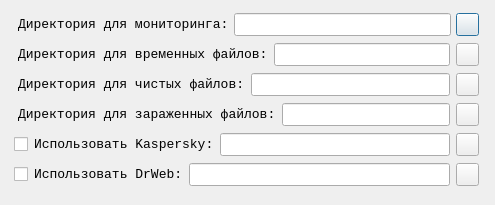
First picture: the form in settings.ui, repository FeZar97/Investigator, before the edit.
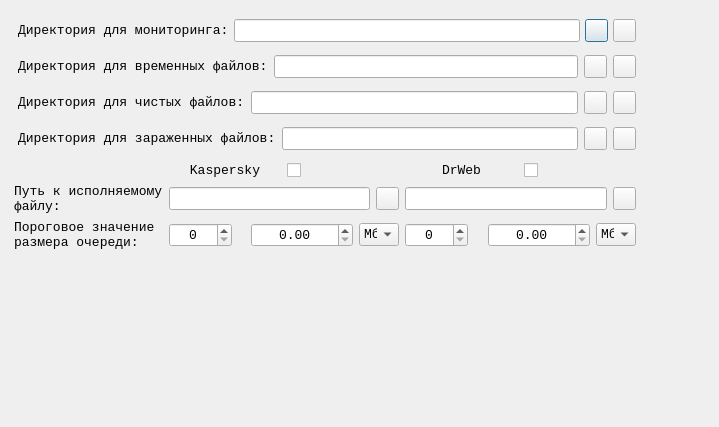
Second picture: the form after the edit. Icons and pictures are not drawn.

```diff
--- a/settings.ui
+++ b/settings.ui
@@ -6,8 +6,8 @@
    <rect>
     <x>0</x>
     <y>0</y>
-    <width>495</width>
-    <height>205</height>
+    <width>719</width>
+    <height>427</height>
    </rect>
   </property>
   <property name="windowTitle">
@@ -22,8 +22,8 @@
     <rect>
      <x>10</x>
      <y>10</y>
-     <width>473</width>
-     <height>184</height>
+     <width>630</width>
+     <height>254</height>
     </rect>
    </property>
    <layout class="QVBoxLayout" name="mainLayout">
@@ -40,7 +40,7 @@
      <number>2</number>
     </property>
     <item>
-     <layout class="QHBoxLayout" name="firstRowLayout" stretch="0,0,0">
+     <layout class="QHBoxLayout" name="firstRowLayout" stretch="0,0,0,0">
       <property name="spacing">
        <number>5</number>
       </property>
@@ -111,6 +111,23 @@
         </property>
        </widget>
       </item>
+      <item>
+       <widget class="QPushButton" name="clearWatchDirButton">
+        <property name="maximumSize">
+         <size>
+          <width>23</width>
+          <height>23</height>
+         </size>
+        </property>
+        <property name="text">
+         <string/>
+        </property>
+        <property name="icon">
+         <iconset resource="img.qrc">
+          <normaloff>:/img/CLEARDIR.png</normaloff>:/img/CLEARDIR.png</iconset>
+        </property>
+       </widget>
+      </item>
      </layout>
     </item>
     <item>
@@ -164,6 +181,23 @@
         </property>
        </widget>
       </item>
+      <item>
+       <widget class="QPushButton" name="clearTempDirButton">
+        <property name="maximumSize">
+         <size>
+          <width>23</width>
+          <height>23</height>
+         </size>
+        </property>
+        <property name="text">
+         <string/>
+        </property>
+        <property name="icon">
+         <iconset resource="img.qrc">
+          <normaloff>:/img/CLEARDIR.png</normaloff>:/img/CLEARDIR.png</iconset>
+        </property>
+       </widget>
+      </item>
      </layout>
     </item>
     <item>
@@ -217,6 +251,23 @@
         </property>
        </widget>
       </item>
+      <item>
+       <widget class="QPushButton" name="clearCleanDirButton">
+        <property name="maximumSize">
+         <size>
+          <width>23</width>
+          <height>23</height>
+         </size>
+        </property>
+        <property name="text">
+         <string/>
+        </property>
+        <property name="icon">
+         <iconset resource="img.qrc">
+          <normaloff>:/img/CLEARDIR.png</normaloff>:/img/CLEARDIR.png</iconset>
+        </property>
+       </widget>
+      </item>
      </layout>
     </item>
     <item>
@@ -270,10 +321,96 @@
         </property>
        </widget>
       </item>
+      <item>
+       <widget class="QPushButton" name="clearDangerDirButton">
+        <property name="maximumSize">
+         <size>
+          <width>23</width>
+          <height>23</height>
+         </size>
+        </property>
+        <property name="text">
+         <string/>
+        </property>
+        <property name="icon">
+         <iconset resource="img.qrc">
+          <normaloff>:/img/CLEARDIR.png</normaloff>:/img/CLEARDIR.png</iconset>
+        </property>
+       </widget>
+      </item>
      </layout>
     </item>
     <item>
-     <layout class="QHBoxLayout" name="kasperskyLayout">
+     <layout class="QGridLayout" name="gridLayout" rowstretch="0,0,0,0">
+      <item row="3" column="0">
+       <widget class="QLabel" name="maxQueueSizeLabel">
+        <property name="font">
+         <font>
+          <family>Courier New</family>
+          <pointsize>10</pointsize>
+         </font>
+        </property>
+        <property name="text">
+         <string>Пороговое значение
+размера очереди:</string>
+        </property>
+       </widget>
+      </item>
+      <item row="2" column="3">
+       <layout class="QHBoxLayout" name="horizontalLayout_6">
+        <item>
+         <widget class="QLineEdit" name="drwebFileLE">
+          <property name="font">
+           <font>
+            <family>Courier New</family>
+            <pointsize>10</pointsize>
+           </font>
+          </property>
+         </widget>
+        </item>
+        <item>
+         <widget class="QPushButton" name="drwebFileButton">
+          <property name="minimumSize">
+           <size>
+            <width>23</width>
+            <height>23</height>
+           </size>
+          </property>
+          <property name="maximumSize">
+           <size>
+            <width>23</width>
+            <height>23</height>
+           </size>
+          </property>
+          <property name="text">
+           <string/>
+          </property>
+          <property name="icon">
+           <iconset resource="img.qrc">
+            <normaloff>:/img/DRWEB.jpg</normaloff>:/img/DRWEB.jpg</iconset>
+          </property>
+         </widget>
+        </item>
+       </layout>
+      </item>
+      <item row="0" column="2">
+       <layout class="QHBoxLayout" name="horizontalLayout_3">
+        <item>
+         <widget class="QLabel" name="kasperskyLabel1">
+          <property name="font">
+           <font>
+            <family>Courier New</family>
+            <pointsize>10</pointsize>
+           </font>
+          </property>
+          <property name="text">
+           <string>Kaspersky</string>
+          </property>
+          <property name="alignment">
+           <set>Qt::AlignCenter</set>
+          </property>
+         </widget>
+        </item>
       <item>
        <widget class="QCheckBox" name="kasperCB">
         <property name="text">
@@ -281,20 +418,26 @@
         </property>
        </widget>
       </item>
-      <item>
-       <widget class="QLabel" name="kasperFileLabel">
-        <property name="minimumSize">
-         <size>
-          <width>56</width>
-          <height>23</height>
-         </size>
+       </layout>
+      </item>
+      <item row="2" column="0">
+       <widget class="QLabel" name="label">
+        <property name="font">
+         <font>
+          <family>Courier New</family>
+          <pointsize>10</pointsize>
+         </font>
         </property>
-        <property name="maximumSize">
-         <size>
-          <width>1111</width>
-          <height>23</height>
-         </size>
+        <property name="text">
+         <string>Путь к исполняемому
+файлу:</string>
         </property>
+       </widget>
+      </item>
+      <item row="0" column="3">
+       <layout class="QHBoxLayout" name="horizontalLayout_5">
+        <item>
+         <widget class="QLabel" name="drwebLabel1">
         <property name="font">
          <font>
           <family>Courier New</family>
@@ -302,10 +445,24 @@
          </font>
         </property>
         <property name="text">
-         <string>Использовать Kaspersky:</string>
-        </property>
-       </widget>
-      </item>
+           <string>DrWeb</string>
+          </property>
+          <property name="alignment">
+           <set>Qt::AlignCenter</set>
+          </property>
+         </widget>
+        </item>
+        <item>
+         <widget class="QCheckBox" name="drwebCB">
+          <property name="text">
+           <string/>
+          </property>
+         </widget>
+        </item>
+       </layout>
+      </item>
+      <item row="2" column="2">
+       <layout class="QHBoxLayout" name="horizontalLayout_7">
       <item>
        <widget class="QLineEdit" name="kasperFileLE">
         <property name="font">
@@ -341,27 +498,59 @@
       </item>
      </layout>
     </item>
+      <item row="3" column="3">
+       <layout class="QHBoxLayout" name="horizontalLayout_9">
     <item>
-     <layout class="QHBoxLayout" name="drwebLayout">
-      <item>
-       <widget class="QCheckBox" name="drwebCB">
-        <property name="text">
-         <string/>
-        </property>
+         <widget class="QSpinBox" name="drwebMaxQueueSizeSB">
+          <property name="font">
+           <font>
+            <family>Courier New</family>
+            <pointsize>10</pointsize>
+           </font>
+          </property>
+          <property name="alignment">
+           <set>Qt::AlignCenter</set>
+          </property>
+          <property name="maximum">
+           <number>9999</number>
+          </property>
        </widget>
       </item>
       <item>
-       <widget class="QLabel" name="drwebFileLabel">
-        <property name="minimumSize">
+         <spacer name="horizontalSpacer_2">
+          <property name="orientation">
+           <enum>Qt::Horizontal</enum>
+          </property>
+          <property name="sizeHint" stdset="0">
          <size>
-          <width>48</width>
-          <height>23</height>
-         </size>
-        </property>
+            <width>40</width>
+            <height>20</height>
+           </size>
+          </property>
+         </spacer>
+        </item>
+        <item>
+         <widget class="QDoubleSpinBox" name="drwebMaxQueueVolSB">
+          <property name="font">
+           <font>
+            <family>Courier New</family>
+            <pointsize>10</pointsize>
+           </font>
+          </property>
+          <property name="alignment">
+           <set>Qt::AlignCenter</set>
+          </property>
+          <property name="maximum">
+           <double>999999.000000000000000</double>
+          </property>
+         </widget>
+        </item>
+        <item>
+         <widget class="QComboBox" name="drwebMaxQueueVolCB">
         <property name="maximumSize">
          <size>
-          <width>1111</width>
-          <height>23</height>
+            <width>40</width>
+            <height>16777215</height>
          </size>
         </property>
         <property name="font">
@@ -370,47 +559,98 @@
           <pointsize>10</pointsize>
          </font>
         </property>
+          <item>
         <property name="text">
-         <string>Использовать DrWeb:</string>
-        </property>
-       </widget>
-      </item>
+            <string>Мб</string>
+           </property>
+          </item>
+          <item>
+           <property name="text">
+            <string>Гб</string>
+           </property>
+          </item>
+         </widget>
+        </item>
+       </layout>
+      </item>
+      <item row="3" column="2">
+       <layout class="QHBoxLayout" name="horizontalLayout_8">
       <item>
-       <widget class="QLineEdit" name="drwebFileLE">
+         <widget class="QSpinBox" name="kasperMaxQueueSizeSB">
         <property name="font">
          <font>
           <family>Courier New</family>
           <pointsize>10</pointsize>
          </font>
         </property>
+          <property name="alignment">
+           <set>Qt::AlignCenter</set>
+          </property>
+          <property name="maximum">
+           <number>9999</number>
+          </property>
        </widget>
       </item>
       <item>
-       <widget class="QPushButton" name="drwebFileButton">
-        <property name="minimumSize">
+         <spacer name="horizontalSpacer">
+          <property name="orientation">
+           <enum>Qt::Horizontal</enum>
+          </property>
+          <property name="sizeHint" stdset="0">
          <size>
-          <width>23</width>
-          <height>23</height>
-         </size>
-        </property>
+            <width>40</width>
+            <height>20</height>
+           </size>
+          </property>
+         </spacer>
+        </item>
+        <item>
+         <widget class="QDoubleSpinBox" name="kasperMaxQueueVolSB">
+          <property name="font">
+           <font>
+            <family>Courier New</family>
+            <pointsize>10</pointsize>
+           </font>
+          </property>
+          <property name="alignment">
+           <set>Qt::AlignCenter</set>
+          </property>
+          <property name="maximum">
+           <double>999999.000000000000000</double>
+          </property>
+         </widget>
+        </item>
+        <item>
+         <widget class="QComboBox" name="kasperMaxQueueVolCB">
         <property name="maximumSize">
          <size>
-          <width>23</width>
-          <height>23</height>
-         </size>
-        </property>
+            <width>40</width>
+            <height>16777215</height>
+           </size>
+          </property>
+          <property name="font">
+           <font>
+            <family>Courier New</family>
+            <pointsize>10</pointsize>
+           </font>
+          </property>
+          <item>
         <property name="text">
-         <string/>
-        </property>
-        <property name="icon">
-         <iconset resource="img.qrc">
-          <normaloff>:/img/DRWEB.jpg</normaloff>:/img/DRWEB.jpg</iconset>
-        </property>
+            <string>Мб</string>
+           </property>
+          </item>
+          <item>
+           <property name="text">
+            <string>Гб</string>
+           </property>
+          </item>
        </widget>
       </item>
      </layout>
     </item>
    </layout>
+    </item>
+   </layout>
   </widget>
  </widget>
  <resources>
```
Left out of the diff: 26 changed lines with no effect on the pictures. Lines whose indentation alone changed are shown as unchanged.
